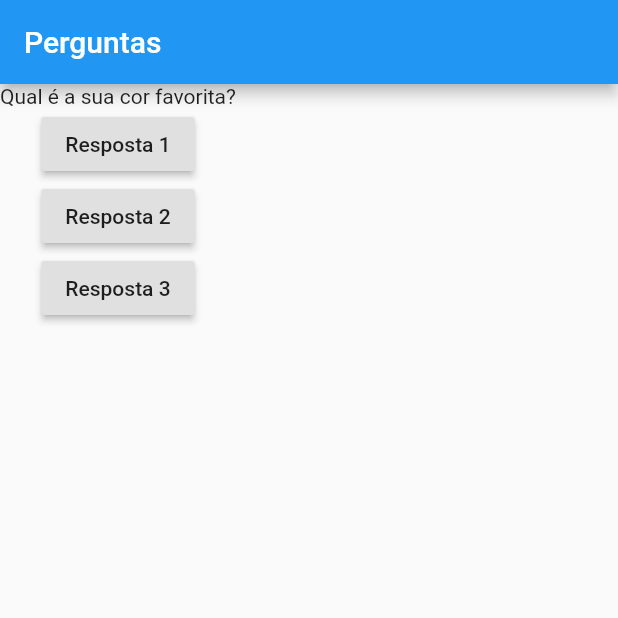
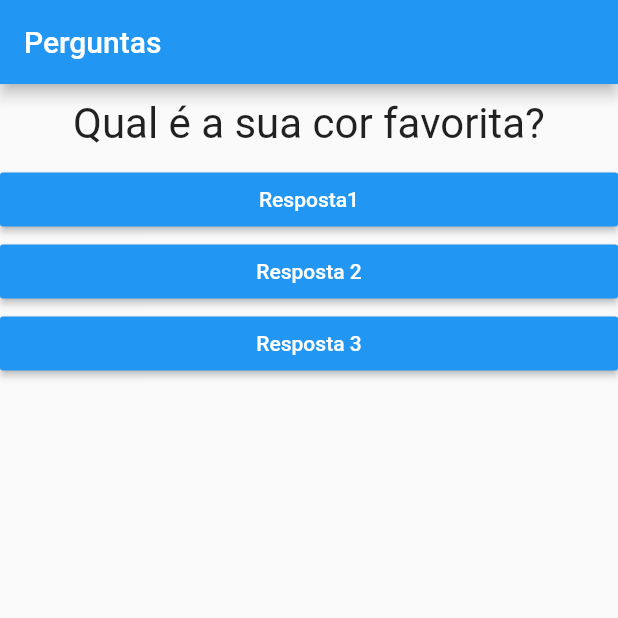
Before and after one commit to rogerio-dalvi/curso_flutter, a Flutter app: the screen it shows after launch, on a phone screen of 412 x 824 dp, the top half of it. Run offline on Flutter 3.47's test engine with Material 2 defaults, Android fonts, the phone set to English and light mode, and no system bars.

Commit message:
Ate Aula 45

```diff
--- a/lib/main.dart
+++ b/lib/main.dart
@@ -1,4 +1,6 @@
 import 'package:flutter/material.dart';
+import './questao.dart';
+import './resposta.dart';
 
 main() => runApp(PerguntaApp());
 
@@ -21,9 +23,19 @@ class _PerguntaAppState extends State<PerguntaApp> {
 
   @override
   Widget build(BuildContext context) {
-    final perguntas = [
-      "Qual é a sua cor favorita?",
-      "Qual é o seu animal favorito?"
+    final List<Map<String, Object>> perguntas = [
+      {
+        'texto': 'Qual é a sua cor favorita?',
+        'respostas': ['Preto', 'Vermelho', 'Verde', 'Branco']
+      },
+      {
+        'texto': 'Qual é o seu animal favorito?',
+        'respostas': ['Coelho', 'Cobra', 'Elefante', 'Leão']
+      },
+      {
+        'texto': 'Qual é o seu instrutor favorito?',
+        'respostas': ['Maria', 'João', 'Leo', 'Pedro']
+      }
     ];
 
     return MaterialApp(
@@ -31,18 +43,18 @@ class _PerguntaAppState extends State<PerguntaApp> {
         appBar: AppBar(title: Text("Perguntas")),
         body: Column(
           children: <Widget>[
-            Text(perguntas[_perguntaSelecionada]),
-            RaisedButton(
-              child: Text("Resposta 1"),
-              onPressed: _responder,
+            Questao(perguntas[_perguntaSelecionada]['texto']),
+            Resposta(
+              texto: "Resposta1",
+              quandoSelecionado: _responder,
             ),
-            RaisedButton(
-              child: Text("Resposta 2"),
-              onPressed: _responder,
+            Resposta(
+              texto: "Resposta 2",
+              quandoSelecionado: _responder,
             ),
-            RaisedButton(
-              child: Text("Resposta 3"),
-              onPressed: _responder,
+            Resposta(
+              texto: "Resposta 3",
+              quandoSelecionado: _responder,
             ),
           ],
         ),
--- /dev/null
+++ b/lib/questao.dart
@@ -0,0 +1,20 @@
+import 'package:flutter/material.dart';
+
+class Questao extends StatelessWidget {
+  final String texto;
+
+  Questao(this.texto);
+
+  @override
+  Widget build(BuildContext context) {
+    return Container(
+      width: double.infinity,
+      margin: EdgeInsets.all(10),
+      child: Text(
+        texto,
+        style: TextStyle(fontSize: 28),
+        textAlign: TextAlign.center,
+      ),
+    );
+  }
+}
--- /dev/null
+++ b/lib/resposta.dart
@@ -0,0 +1,21 @@
+import 'package:flutter/material.dart';
+
+class Resposta extends StatelessWidget {
+  final String texto;
+  final void Function() quandoSelecionado;
+
+  Resposta({this.texto, this.quandoSelecionado});
+
+  @override
+  Widget build(BuildContext context) {
+    return Container(
+      width: double.infinity,
+      child: RaisedButton(
+        textColor: Colors.white,
+        color: Colors.blue,
+        child: Text(texto),
+        onPressed: quandoSelecionado,
+      ),
+    );
+  }
+}
```
